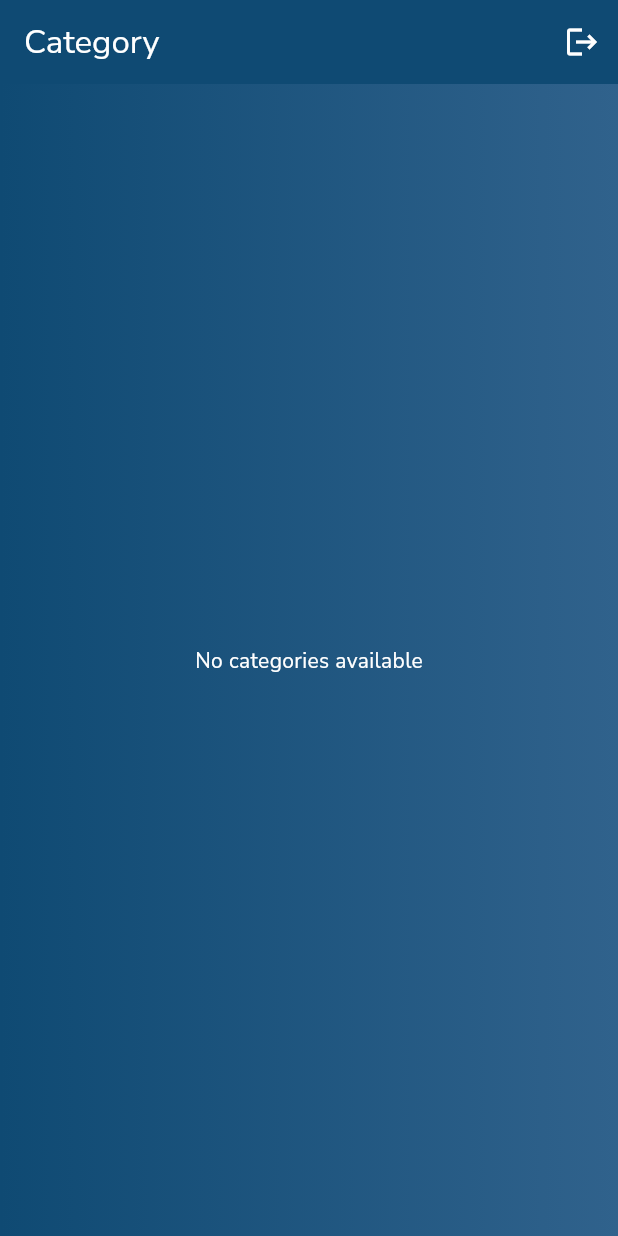
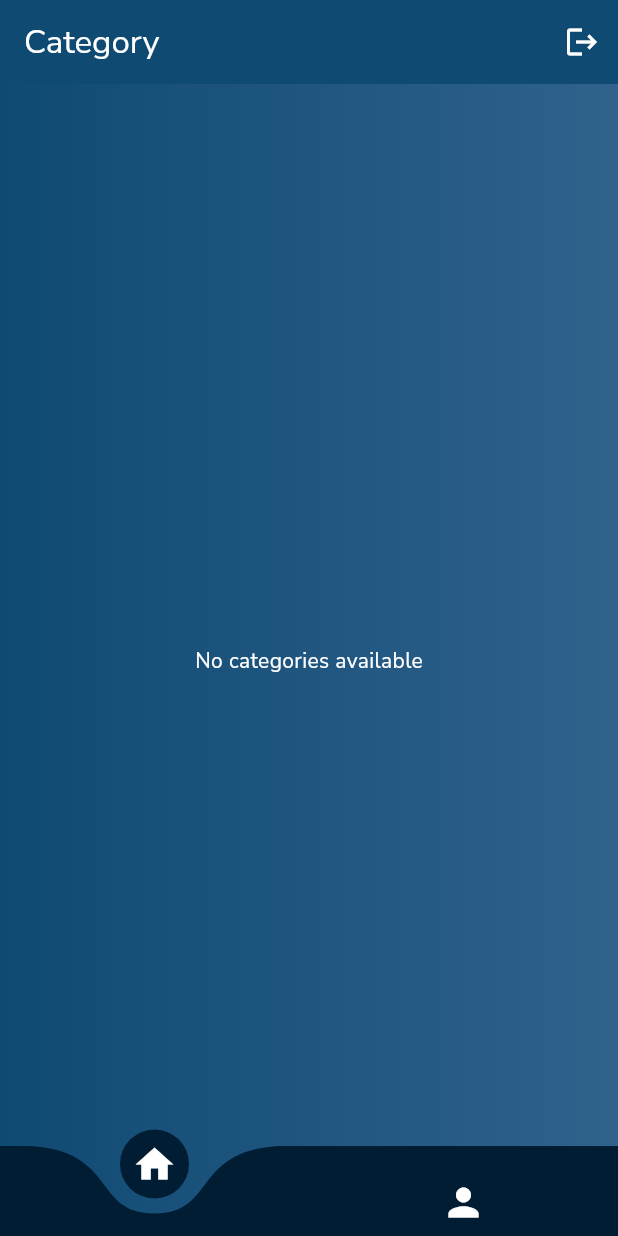
Before and after one commit to ebroahmed/quiz_app, a Flutter app: the screen it shows once a user with an empty profile is signed in, on a phone screen of 412 x 824 dp. Run offline on Flutter 3.47's test engine with Material 3 defaults, Android fonts, the phone set to English and light mode, and no system bars; drawn by our look-alikes of curved_navigation_bar; our stand-ins replace cloud_firestore, firebase_auth, firebase_core, flutter_riverpod, google_fonts; accounts and stored records are empty; generated files the repository leaves out were written again.

Commit message:
main screen and profile screen added

```diff
--- a/lib/screens/home_screen.dart
+++ b/lib/screens/home_screen.dart
@@ -1,19 +1,29 @@
+import 'package:curved_navigation_bar/curved_navigation_bar.dart';
 import 'package:flutter/material.dart';
 import 'package:flutter_riverpod/flutter_riverpod.dart';
+
 import 'package:quiz_app/providers/auth_provider.dart';
 import 'package:quiz_app/screens/login_screen.dart';
+import 'package:quiz_app/screens/profile_screen.dart';
+import 'package:quiz_app/screens/quiz_history_screen.dart';
 import 'package:quiz_app/theme/app_background.dart';
+import 'package:quiz_app/widgets/main_screen.dart';
 import '../providers/category_provider.dart';
 import 'quiz_screen.dart';
 
-class HomeScreen extends ConsumerWidget {
+class HomeScreen extends ConsumerStatefulWidget {
   const HomeScreen({super.key});
+  @override
+  ConsumerState<HomeScreen> createState() => _HomeScreenState();
+}
+
+class _HomeScreenState extends ConsumerState<HomeScreen> {
+  int _index = 0;
 
   @override
-  Widget build(BuildContext context, WidgetRef ref) {
+  Widget build(BuildContext context) {
     final categoriesAsync = ref.watch(categoriesProvider);
     final authRepo = ref.read(authRepositoryProvider);
-
     return AppBackground(
       child: Scaffold(
         backgroundColor: Colors.transparent,
@@ -111,6 +121,25 @@ class HomeScreen extends ConsumerWidget {
           ),
           error: (e, _) => Center(child: Text("Error: $e")),
         ),
+        // bottomNavigationBar: CurvedNavigationBar(
+        //   items: bottomNavItems,
+        //   index: _index,
+        //   backgroundColor: Colors.transparent,
+        //   color: Theme.of(context).colorScheme.onPrimaryFixed, // navbar color
+        //   buttonBackgroundColor: Theme.of(
+        //     context,
+        //   ).colorScheme.onPrimaryFixed, // selected icon bg
+        //   height: 60,
+        //   animationDuration: Duration(milliseconds: 600),
+        //   onTap: (index) {
+        //     setState(() => _index = index);
+        //     if (index == 1) {
+        //       Navigator.of(
+        //         context,
+        //       ).push(MaterialPageRoute(builder: (_) => ProfileScreen()));
+        //     }
+        //   },
+        // ),
       ),
     );
   }
--- a/lib/screens/profile_screen.dart
+++ b/lib/screens/profile_screen.dart
@@ -1,13 +1,22 @@
+import 'package:curved_navigation_bar/curved_navigation_bar.dart';
 import 'package:flutter/material.dart';
 import 'package:flutter_riverpod/flutter_riverpod.dart';
+import 'package:quiz_app/screens/home_screen.dart';
+import 'package:quiz_app/screens/quiz_history_screen.dart';
+import 'package:quiz_app/widgets/main_screen.dart';
 import '../providers/auth_provider.dart';
-import 'quiz_history_screen.dart';
 
-class ProfileScreen extends ConsumerWidget {
+class ProfileScreen extends ConsumerStatefulWidget {
   const ProfileScreen({super.key});
+  @override
+  ConsumerState<ProfileScreen> createState() => _ProfileScreenState();
+}
+
+class _ProfileScreenState extends ConsumerState<ProfileScreen> {
+  int _index = 1;
 
   @override
-  Widget build(BuildContext context, WidgetRef ref) {
+  Widget build(BuildContext context) {
     final authState = ref.watch(authStateProvider);
 
     return Scaffold(
@@ -53,6 +62,25 @@ class ProfileScreen extends ConsumerWidget {
         loading: () => const Center(child: CircularProgressIndicator()),
         error: (e, _) => Center(child: Text("Error: $e")),
       ),
+      // bottomNavigationBar: CurvedNavigationBar(
+      //   items: bottomNavItems,
+      //   index: _index,
+      //   backgroundColor: Colors.transparent,
+      //   color: Theme.of(context).colorScheme.onPrimaryFixed, // navbar color
+      //   buttonBackgroundColor: Theme.of(
+      //     context,
+      //   ).colorScheme.onPrimaryFixed, // selected icon bg
+      //   height: 60,
+      //   animationDuration: Duration(milliseconds: 600),
+      //   onTap: (index) {
+      //     setState(() => _index = index);
+      //     if (index == 0) {
+      //       Navigator.of(
+      //         context,
+      //       ).push(MaterialPageRoute(builder: (_) => HomeScreen()));
+      //     }
+      //   },
+      // ),
     );
   }
 }
--- a/lib/screens/splash_screen.dart
+++ b/lib/screens/splash_screen.dart
@@ -1,5 +1,6 @@
 import 'package:flutter/material.dart';
 import 'package:flutter_riverpod/flutter_riverpod.dart';
+import 'package:quiz_app/widgets/main_screen.dart';
 import '../providers/auth_provider.dart';
 import 'home_screen.dart';
 import 'login_screen.dart';
@@ -14,7 +15,7 @@ class SplashScreen extends ConsumerWidget {
     return authState.when(
       data: (user) {
         if (user != null) {
-          return const HomeScreen();
+          return const MainScreen();
         } else {
           return const LoginScreen();
         }
--- /dev/null
+++ b/lib/widgets/main_screen.dart
@@ -0,0 +1,40 @@
+import 'package:curved_navigation_bar/curved_navigation_bar.dart';
+import 'package:flutter/material.dart';
+import 'package:quiz_app/screens/home_screen.dart';
+import 'package:quiz_app/screens/profile_screen.dart';
+
+class MainScreen extends StatefulWidget {
+  const MainScreen({super.key});
+
+  @override
+  State<MainScreen> createState() => _MainScreenState();
+}
+
+class _MainScreenState extends State<MainScreen> {
+  int _index = 0;
+
+  final List<Widget> _pages = [HomeScreen(), ProfileScreen()];
+
+  @override
+  Widget build(BuildContext context) {
+    return Scaffold(
+      extendBody: true,
+      body: _pages[_index], // switch content here
+      bottomNavigationBar: CurvedNavigationBar(
+        items: [
+          Icon(Icons.home, size: 30, color: Colors.white),
+          Icon(Icons.person, size: 30, color: Colors.white),
+        ],
+        index: _index,
+        backgroundColor: Colors.transparent,
+        color: Theme.of(context).colorScheme.onPrimaryFixed,
+        buttonBackgroundColor: Theme.of(context).colorScheme.onPrimaryFixed,
+        height: 60,
+        animationDuration: Duration(milliseconds: 450),
+        onTap: (index) {
+          setState(() => _index = index);
+        },
+      ),
+    );
+  }
+}
--- a/pubspec.yaml
+++ b/pubspec.yaml
@@ -40,6 +40,7 @@ dependencies:
   google_sign_in: ^7.1.1
   flutter_riverpod: ^2.6.1
   google_fonts: ^6.3.0
+  curved_navigation_bar: ^1.0.6
 
 dev_dependencies:
   flutter_test:
```
Also changed, not shown: pubspec.lock.
